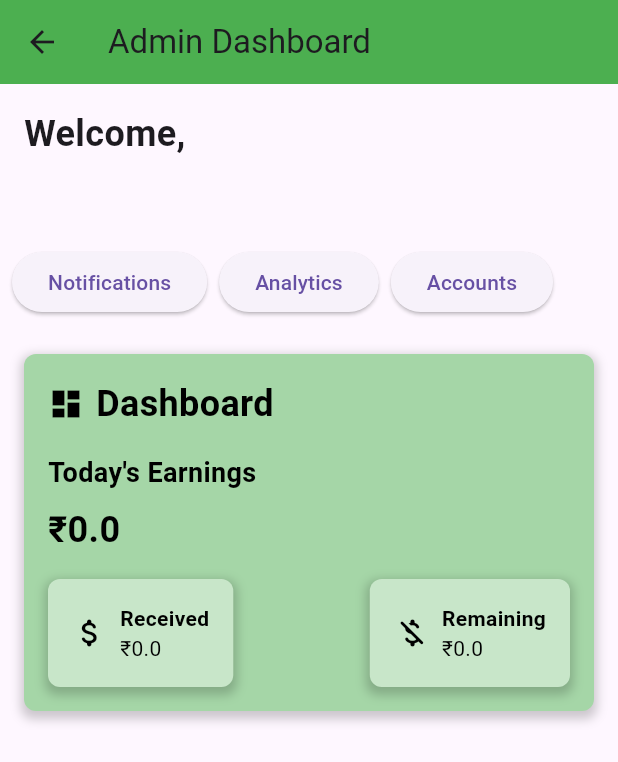
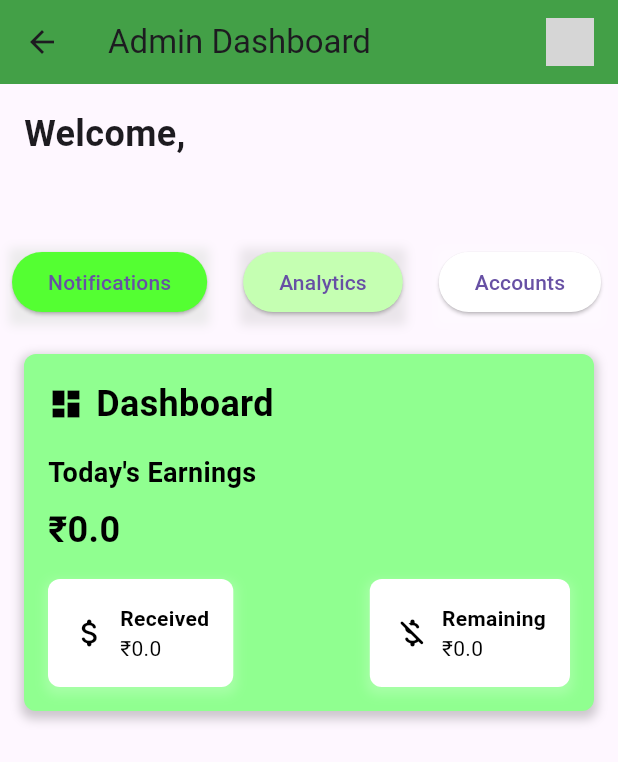
Before and after one commit to AakashHubGit/TurfIt, a Flutter app: the AdminDashboardScreen screen opened by its route, on a phone screen of 412 x 824 dp. Shown: the top 762 px of the screen. Run offline on Flutter 3.47's test engine with Material 3 defaults, Android fonts, the phone set to English and light mode, and no system bars; our stand-ins replace flutter_swiper_null_safety, shared_preferences; accounts and stored records are empty; network calls fail; grey boxes are pictures that could not be loaded.

Commit message:
admin dashboard

```diff
--- a/frontend/lib/screens/admin_dashboard_screen.dart
+++ b/frontend/lib/screens/admin_dashboard_screen.dart
@@ -107,9 +107,25 @@ class _AdminDashboardScreenState extends State<AdminDashboardScreen> {
   Widget build(BuildContext context) {
     return Scaffold(
       appBar: AppBar(
-        title: Text('Admin Dashboard'),
-        backgroundColor: Colors.green,
+  title: Row(
+    children: [
+      Text('Admin Dashboard'),
+      Spacer(),
+      GestureDetector(
+        onTap: () {
+          // Add your profile changing functionality here
+        },
+        child: CircleAvatar(
+          backgroundImage: AssetImage('assets/default_profile_pic.png'), // Replace with actual image
+          radius: 16,
+          child: Icon(Icons.person_2_rounded, size: 16, color: const Color.fromARGB(255, 0, 0, 0)),
         ),
+      ),
+    ],
+  ),
+  backgroundColor:Colors.green[600],
+),
+
       body: SingleChildScrollView(
         physics:
             AlwaysScrollableScrollPhysics(), // Allow scrolling when list is small
@@ -135,7 +151,18 @@ class _AdminDashboardScreenState extends State<AdminDashboardScreen> {
             ButtonBar(
   alignment: MainAxisAlignment.start,
   children: [
-                ElevatedButton(
+    Container(
+      decoration: BoxDecoration(
+        boxShadow: [
+          BoxShadow(
+            color: Color.fromARGB(255, 193, 206, 192).withOpacity(0.3), // Shadow color
+            spreadRadius: 2,
+            blurRadius: 5,
+            offset: Offset(0, 3), // Changes the position of the shadow
+          ),
+        ],
+      ),
+      child: ElevatedButton(
         onPressed: () {
           Navigator.push(
             context,
@@ -144,9 +171,25 @@ class _AdminDashboardScreenState extends State<AdminDashboardScreen> {
             ),
           );
         },
+        style: ElevatedButton.styleFrom(
+          backgroundColor: Color.fromARGB(255, 84, 255, 50), // Green shade
+        ),
         child: Text('Notifications'),
       ),
-                ElevatedButton(
+    ),
+    SizedBox(width: 8), // Adjust spacing as needed
+    Container(
+      decoration: BoxDecoration(
+        boxShadow: [
+          BoxShadow(
+            color: Color.fromARGB(255, 187, 187, 186).withOpacity(0.3), // Shadow color
+            spreadRadius: 2,
+            blurRadius: 5,
+            offset: Offset(0, 3), // Changes the position of the shadow
+          ),
+        ],
+      ),
+      child: ElevatedButton(
         onPressed: () {
           Navigator.push(
             context,
@@ -155,9 +198,25 @@ class _AdminDashboardScreenState extends State<AdminDashboardScreen> {
             ),
           );
         },
+        style: ElevatedButton.styleFrom(
+          backgroundColor: Color.fromARGB(255, 197, 255, 178), // Green shade
+        ),
         child: Text('Analytics'),
       ),
-                ElevatedButton(
+    ),
+    SizedBox(width: 8), // Adjust spacing as needed
+    Container(
+      decoration: BoxDecoration(
+        boxShadow: [
+          BoxShadow(
+            color: Color.fromARGB(255, 255, 255, 255).withOpacity(0.3), // Shadow color
+            spreadRadius: 2,
+            blurRadius: 5,
+            offset: Offset(0, 3), // Changes the position of the shadow
+          ),
+        ],
+      ),
+      child: ElevatedButton(
         onPressed: () {
           Navigator.push(
             context,
@@ -166,10 +225,17 @@ class _AdminDashboardScreenState extends State<AdminDashboardScreen> {
             ),
           );
         },
+        style: ElevatedButton.styleFrom(
+          backgroundColor: Color.fromARGB(255, 255, 255, 255), // Green shade
+        ),
         child: Text('Accounts'),
+
+
+      ),
     ),
   ],
 ),
+
             ListView.builder(
               shrinkWrap: true,
               physics: NeverScrollableScrollPhysics(),
@@ -195,7 +261,7 @@ class _AdminDashboardScreenState extends State<AdminDashboardScreen> {
       margin: EdgeInsets.all(16),
       padding: EdgeInsets.all(16),
       decoration: BoxDecoration(
-        color: Colors.green[200], // Green background color
+        color: Color.fromARGB(255, 144, 255, 144), // Green background color
         borderRadius: BorderRadius.circular(8),
         boxShadow: [
           BoxShadow(
@@ -236,7 +302,7 @@ class _AdminDashboardScreenState extends State<AdminDashboardScreen> {
             style: TextStyle(
                 fontSize: 24,
                 fontWeight: FontWeight.bold,
-                color: Colors.black), // Text color
+                color: Color.fromARGB(255, 0, 0, 0)), // Text color
           ),
           SizedBox(height: 16),
           Row(
@@ -270,11 +336,11 @@ class Blob extends StatelessWidget {
     return Container(
       padding: EdgeInsets.all(16),
       decoration: BoxDecoration(
-        color: Colors.green[100], // Green background color
+        color: const Color.fromARGB(255, 255, 255, 255), // Green background color
         borderRadius: BorderRadius.circular(8),
         boxShadow: [
           BoxShadow(
-            color: Colors.black.withOpacity(0.2), // Black shadow color
+            color: Color.fromARGB(255, 255, 255, 255).withOpacity(0.2), // Black shadow color
             spreadRadius: 2,
             blurRadius: 5,
             offset: Offset(0, 3), // Changes the position of the shadow
@@ -347,7 +413,7 @@ class _TurfCardState extends State<TurfCard> {
       margin: EdgeInsets.all(16),
       padding: EdgeInsets.all(16),
       decoration: BoxDecoration(
-        color: Colors.green[100], // Green background color
+        color:  Color.fromARGB(255, 144, 255, 144), // Green background color
         borderRadius: BorderRadius.circular(8),
         boxShadow: [
           BoxShadow(
@@ -358,17 +424,22 @@ class _TurfCardState extends State<TurfCard> {
           ),
         ],
       ),
+
       child: Column(
-        crossAxisAlignment: CrossAxisAlignment.start,
+
+
         children: [
+          Icon(Icons.sports_cricket_rounded, color: Colors.black), // Dashboard icon
+              SizedBox(width: 8),
               Text(
                 widget.turf['name'],
                 style: TextStyle(
-                fontSize: 20,
+                    fontSize: 24,
                     fontWeight: FontWeight.bold,
-                color: Colors.black,
-                fontFamily: 'Roboto'), // Text color and font family
+                    color: Colors.black), // Text color
               ),
+
+
           SizedBox(height: 8),
           Text('Size: ${widget.turf['size'][0]}',
               style: TextStyle(
@@ -387,7 +458,7 @@ class _TurfCardState extends State<TurfCard> {
           SizedBox(height: 16),
           Container(
             decoration: BoxDecoration(
-              color: Colors.grey[300],
+              color: Color.fromARGB(255, 255, 255, 255),
               borderRadius: BorderRadius.circular(8),
             ),
             padding: EdgeInsets.all(16),
@@ -427,7 +498,7 @@ class _TurfCardState extends State<TurfCard> {
                                             'Roboto')), // Text color and font family
                                 booking['rem_amount'] == 0
                                     ? Icon(Icons.check_circle_outline,
-                                        color: Colors.green)
+                                        color: const Color.fromARGB(255, 115, 189, 117))
                                     : Icon(Icons.cancel_outlined,
                                         color: Colors.red),
                               ],
@@ -450,6 +521,9 @@ class _TurfCardState extends State<TurfCard> {
                   MaterialPageRoute(
                       builder: (context) => TurfSlots(turf: widget.turf)));
             },
+            style: ElevatedButton.styleFrom(
+          backgroundColor: Color.fromARGB(255, 255, 255, 255), // Green shade
+        ),
             child: Text('Book Now',
                 style: TextStyle(fontFamily: 'Roboto')), // Font family
           ),
```
Also changed, not shown: frontend/pubspec.lock, 1 other file. Lines whose indentation alone changed are shown as unchanged.
